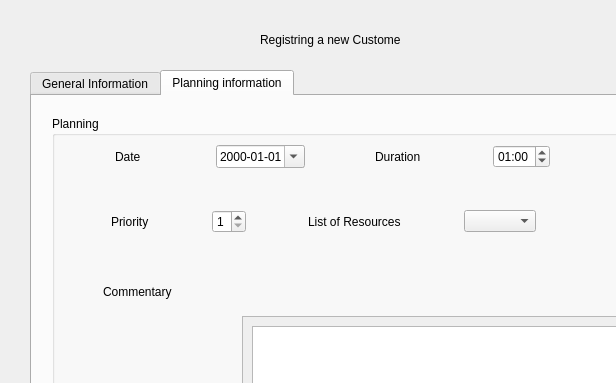
The window that addcustomergui.ui (kakeAbdoulaye/qt_Project_Customer) describes before a commit, drawn with Qt 5; both pictures show x 0 to 616 and y 0 to 383 of the 762 by 562 pixel window.
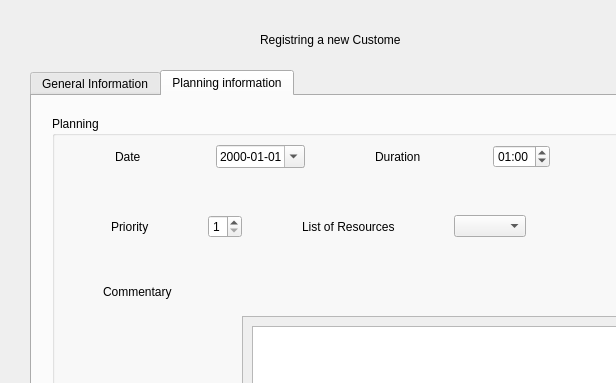
The same window after the commit. The open tabs and pages were chosen to show the change.

Diff of the .ui file:
```diff
--- a/addcustomergui.ui
+++ b/addcustomergui.ui
@@ -657,13 +657,13 @@
        </item>
       </layout>
      </widget>
-     <widget class="QWidget" name="">
+     <widget class="QWidget" name="layoutWidget">
       <property name="geometry">
        <rect>
         <x>1</x>
         <y>90</y>
-        <width>571</width>
-        <height>31</height>
+        <width>561</width>
+        <height>41</height>
        </rect>
       </property>
       <layout class="QGridLayout" name="gridLayout_18">
```
Left out of the diff: 92 changed lines with no effect on the pictures.
